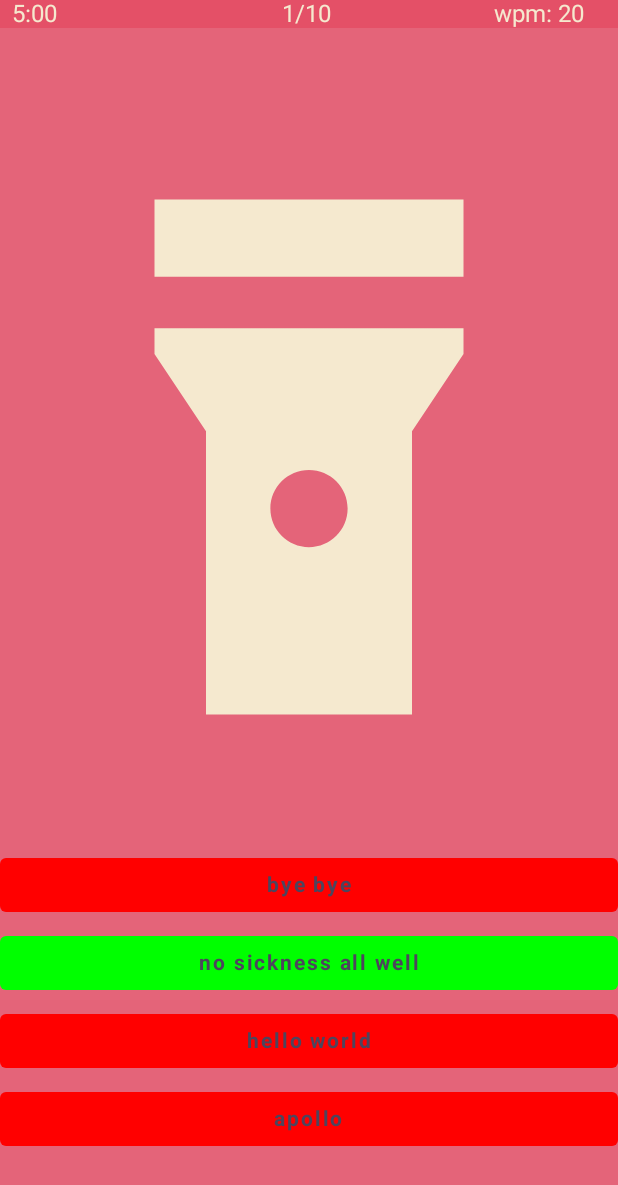
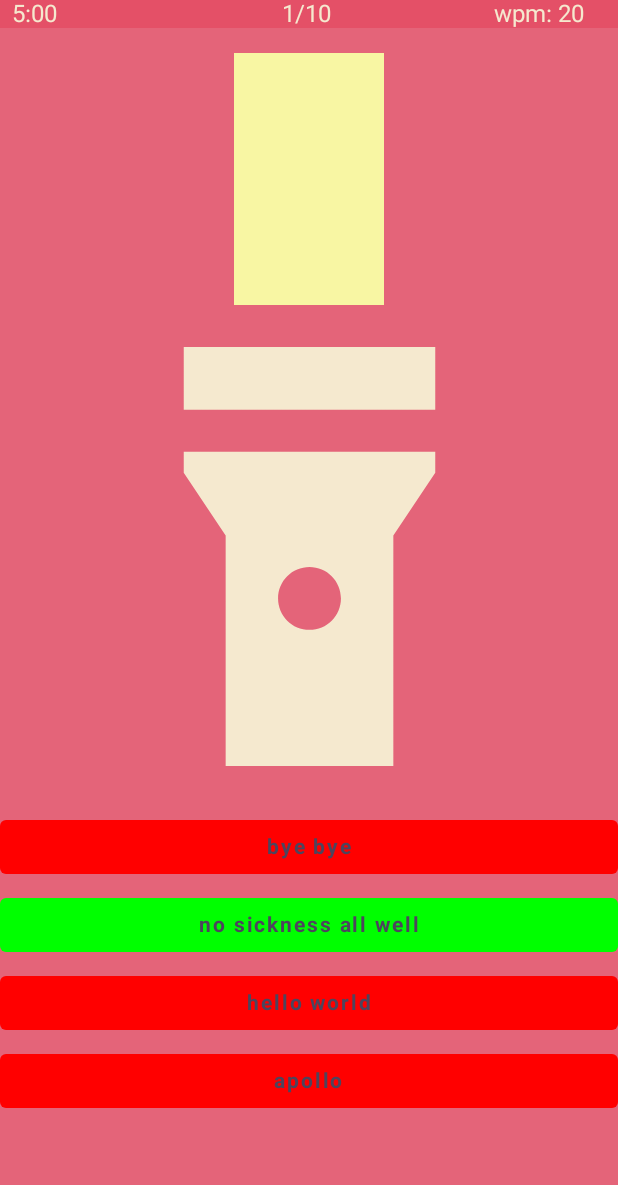
Before and after one commit to Risto12/MorseCodeGame, an Android app built with Jetpack Compose: the @Preview function SinglePlayerActivityPreview, on a phone screen of 412 x 824 dp. Shown: the top 1185 px of the screen. Run offline under Robolectric (Android 15) with nearby library versions, the phone set to English and light mode, and no system bars.

Commit message:
fix: sp flashlight icon pounching

```diff
--- a/app/src/main/java/com/example/morsecodegame/SinglePlayerActivity.kt
+++ b/app/src/main/java/com/example/morsecodegame/SinglePlayerActivity.kt
@@ -230,8 +230,7 @@ private fun AnswerBox(
             color = MaterialTheme.colors.background,
             modifier = Modifier.weight(0.1f)
         )
-        if (!answerBoxOn) {
-            val lightColor = if (lightOn) VintageYellow else MaterialTheme.colors.background
+        val lightColor = if (lightOn) VintageYellow else MaterialTheme.colors.background
             Box(
                 modifier = Modifier
                     .clip(RectangleShape)
@@ -240,7 +239,6 @@ private fun AnswerBox(
                     .weight(1f)
                     .align(Alignment.CenterHorizontally)
             )
-        }
         Box(modifier = Modifier.weight(2f)) {
             Image(
                 painterResource(R.drawable.baseline_flashlight_on_24),
@@ -252,7 +250,7 @@ private fun AnswerBox(
             visible = answerBoxOn,
             enter = fadeIn(),
             exit = fadeOut(),
-            modifier = Modifier.weight(1f)
+            modifier = Modifier.weight(1.7f)
         ) {
             Column(
                 modifier = Modifier
--- a/app/src/main/res/raw/main.properties
+++ b/app/src/main/res/raw/main.properties
@@ -11,7 +11,7 @@ main_sound_info = Not available on this version
 
 main_flashlight_info = This game mode lets you send morse code with your phones flashlight. Check \
   that no app is using the flashlight before you play e.g. camera.\n\n Speed of the flash is \
-  determined by wps setting that you can alter from options but the max wpm is limited for 5.\n\n\
+  determined by wps setting that you can alter from options but the max wpm is limited to 5.\n\n\
   To alter the settings go to options from the start screen -> options
 
 main_bluetooth_info = Not available on this version
```
